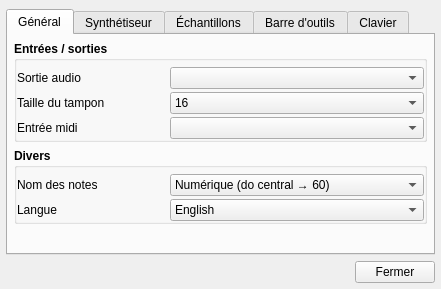
Above: trunk/gui_divers/config.ui from davy7125/polyphone before the change. Below: the same form after it.
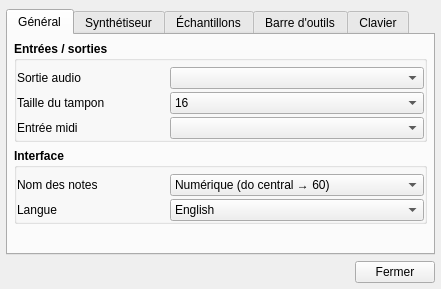
That is the form after the change. Icons and pictures are not drawn. Custom widgets are drawn as their Qt base class.

Diff of the .ui file:
```diff
--- a/trunk/gui_divers/config.ui
+++ b/trunk/gui_divers/config.ui
@@ -223,7 +223,7 @@
           </font>
          </property>
          <property name="title">
-          <string>Divers</string>
+          <string>Interface</string>
          </property>
          <property name="flat">
           <bool>true</bool>
```
